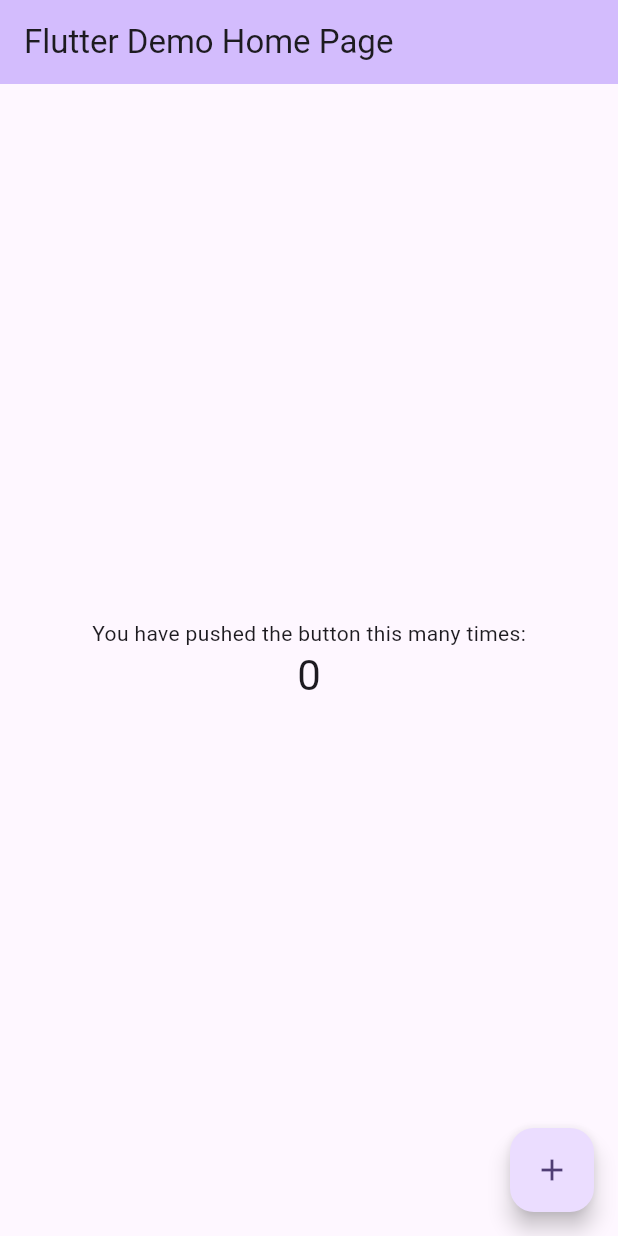
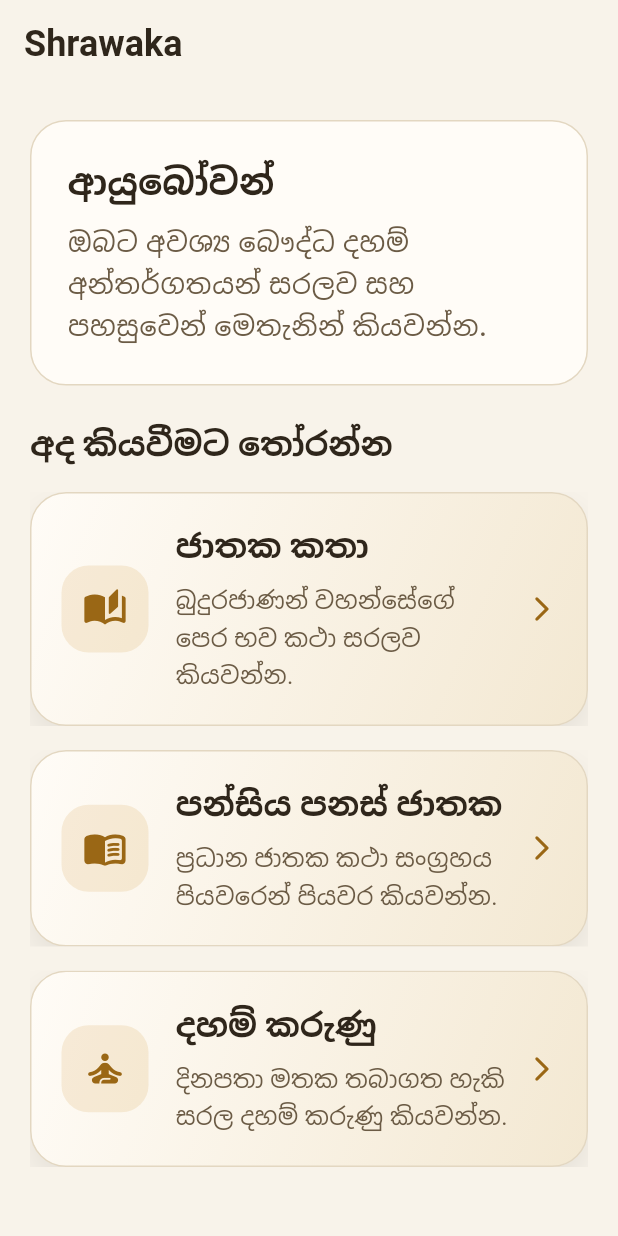
Before and after one commit to Sakilalakmal/Shrawaka, a Flutter app: the screen it shows after launch, on a phone screen of 412 x 824 dp. Run offline on Flutter 3.47's test engine with Material 3 defaults, Android fonts, the phone set to English and light mode, and no system bars; our stand-ins replace firebase_core; accounts and stored records are empty.

Commit message:
Implement initial version of Shrawaka app with splash and home screens, Firebase integration, and theming

```diff
--- /dev/null
+++ b/lib/app/app.dart
@@ -0,0 +1,20 @@
+import 'package:flutter/material.dart';
+import 'package:shrawaka/app/router/app_router.dart';
+import 'package:shrawaka/app/router/app_routes.dart';
+import 'package:shrawaka/app/theme/app_theme.dart';
+import 'package:shrawaka/core/constants/app_strings.dart';
+
+class ShrawakaApp extends StatelessWidget {
+  const ShrawakaApp({super.key});
+
+  @override
+  Widget build(BuildContext context) {
+    return MaterialApp(
+      title: AppStrings.appName,
+      debugShowCheckedModeBanner: false,
+      theme: AppTheme.light(),
+      initialRoute: AppRoutes.splash,
+      onGenerateRoute: AppRouter.onGenerateRoute,
+    );
+  }
+}
--- /dev/null
+++ b/lib/app/router/app_router.dart
@@ -0,0 +1,26 @@
+import 'package:flutter/material.dart';
+import 'package:shrawaka/app/router/app_routes.dart';
+import 'package:shrawaka/features/home/presentation/screens/home_screen.dart';
+import 'package:shrawaka/features/splash/presentation/screens/splash_screen.dart';
+
+abstract final class AppRouter {
+  static Route<dynamic> onGenerateRoute(RouteSettings settings) {
+    switch (settings.name) {
+      case AppRoutes.splash:
+        return MaterialPageRoute<void>(
+          builder: (_) => const SplashScreen(),
+          settings: settings,
+        );
+      case AppRoutes.home:
+        return MaterialPageRoute<void>(
+          builder: (_) => const HomeScreen(),
+          settings: settings,
+        );
+      default:
+        return MaterialPageRoute<void>(
+          builder: (_) => const SplashScreen(),
+          settings: settings,
+        );
+    }
+  }
+}
--- /dev/null
+++ b/lib/app/router/app_routes.dart
@@ -0,0 +1,4 @@
+abstract final class AppRoutes {
+  static const String splash = '/';
+  static const String home = '/home';
+}
--- /dev/null
+++ b/lib/app/theme/app_colors.dart
@@ -0,0 +1,13 @@
+import 'package:flutter/material.dart';
+
+abstract final class AppColors {
+  static const Color background = Color(0xFFF8F3EA);
+  static const Color surface = Color(0xFFFFFCF7);
+  static const Color surfaceSoft = Color(0xFFF3E8D2);
+  static const Color primary = Color(0xFFC98A22);
+  static const Color primaryDeep = Color(0xFF9A6715);
+  static const Color textPrimary = Color(0xFF2F261B);
+  static const Color textSecondary = Color(0xFF6B5B45);
+  static const Color border = Color(0xFFE3D7C1);
+  static const Color shadow = Color(0x14000000);
+}
--- /dev/null
+++ b/lib/core/constants/app_constants.dart
@@ -0,0 +1,9 @@
+abstract final class AppConstants {
+  static const Duration splashDuration = Duration(seconds: 2);
+  static const double screenHorizontalPadding = 20;
+  static const double screenVerticalPadding = 24;
+  static const double sectionSpacing = 24;
+  static const double cardSpacing = 16;
+  static const double cardMinHeight = 122;
+  static const double cardRadius = 24;
+}
--- /dev/null
+++ b/lib/core/constants/app_strings.dart
@@ -0,0 +1,10 @@
+abstract final class AppStrings {
+  static const String appName = 'Shrawaka';
+  static const String splashTagline = 'සාමයෙන් දහම් කියවීම සඳහා';
+  static const String homeGreeting = 'ආයුබෝවන්';
+  static const String homeIntro =
+      'ඔබට අවශ්‍ය බෞද්ධ දහම් අන්තර්ගතයන් සරලව සහ පහසුවෙන් මෙතැනින් කියවන්න.';
+  static const String homeSectionTitle = 'අද කියවීමට තෝරන්න';
+  static const String homeCardHint = 'ඉදිරියේදී විවෘත වේ';
+  static const String homeFeedbackSuffix = 'අංශය ඉදිරියේදී එක් කෙරේ.';
+}
--- /dev/null
+++ b/lib/features/home/models/home_category.dart
@@ -0,0 +1,13 @@
+import 'package:flutter/material.dart';
+
+class HomeCategory {
+  const HomeCategory({
+    required this.title,
+    required this.subtitle,
+    required this.icon,
+  });
+
+  final String title;
+  final String subtitle;
+  final IconData icon;
+}
--- /dev/null
+++ b/lib/features/home/presentation/screens/home_screen.dart
@@ -0,0 +1,99 @@
+import 'package:flutter/material.dart';
+import 'package:shrawaka/app/theme/app_colors.dart';
+import 'package:shrawaka/core/constants/app_constants.dart';
+import 'package:shrawaka/core/constants/app_strings.dart';
+import 'package:shrawaka/features/home/models/home_category.dart';
+import 'package:shrawaka/features/home/presentation/widgets/home_category_card.dart';
+
+class HomeScreen extends StatelessWidget {
+  const HomeScreen({super.key});
+
+  static const List<HomeCategory> _categories = [
+    HomeCategory(
+      title: 'ජාතක කතා',
+      subtitle: 'බුදුරජාණන් වහන්සේගේ පෙර භව කථා සරලව කියවන්න.',
+      icon: Icons.auto_stories_rounded,
+    ),
+    HomeCategory(
+      title: 'පන්සිය පනස් ජාතක',
+      subtitle: 'ප්‍රධාන ජාතක කථා සංග්‍රහය පියවරෙන් පියවර කියවන්න.',
+      icon: Icons.menu_book_rounded,
+    ),
+    HomeCategory(
+      title: 'දහම් කරුණු',
+      subtitle: 'දිනපතා මතක තබාගත හැකි සරල දහම් කරුණු කියවන්න.',
+      icon: Icons.self_improvement_rounded,
+    ),
+  ];
+
+  @override
+  Widget build(BuildContext context) {
+    final theme = Theme.of(context);
+
+    return Scaffold(
+      appBar: AppBar(title: const Text(AppStrings.appName)),
+      body: SafeArea(
+        child: SingleChildScrollView(
+          padding: const EdgeInsets.fromLTRB(
+            AppConstants.screenHorizontalPadding,
+            AppConstants.screenVerticalPadding,
+            AppConstants.screenHorizontalPadding,
+            AppConstants.screenVerticalPadding,
+          ),
+          child: Column(
+            crossAxisAlignment: CrossAxisAlignment.start,
+            children: [
+              Container(
+                width: double.infinity,
+                padding: const EdgeInsets.all(24),
+                decoration: BoxDecoration(
+                  color: AppColors.surface,
+                  borderRadius: BorderRadius.circular(AppConstants.cardRadius),
+                  border: Border.all(color: AppColors.border),
+                ),
+                child: Column(
+                  crossAxisAlignment: CrossAxisAlignment.start,
+                  children: [
+                    Text(
+                      AppStrings.homeGreeting,
+                      style: theme.textTheme.headlineMedium,
+                    ),
+                    const SizedBox(height: 12),
+                    Text(
+                      AppStrings.homeIntro,
+                      style: theme.textTheme.bodyLarge?.copyWith(
+                        color: AppColors.textSecondary,
+                      ),
+                    ),
+                  ],
+                ),
+              ),
+              const SizedBox(height: AppConstants.sectionSpacing),
+              Text(
+                AppStrings.homeSectionTitle,
+                style: theme.textTheme.titleLarge,
+              ),
+              const SizedBox(height: 16),
+              for (final category in _categories) ...[
+                HomeCategoryCard(
+                  category: category,
+                  onTap: () => _showComingSoonMessage(context, category.title),
+                ),
+                if (category != _categories.last)
+                  const SizedBox(height: AppConstants.cardSpacing),
+              ],
+            ],
+          ),
+        ),
+      ),
+    );
+  }
+
+  void _showComingSoonMessage(BuildContext context, String title) {
+    ScaffoldMessenger.of(context)
+      ..hideCurrentSnackBar()
+      ..showSnackBar(
+        SnackBar(content: Text('$title ${AppStrings.homeFeedbackSuffix}')),
+      );
+  }
+}
--- /dev/null
+++ b/lib/features/home/presentation/widgets/home_category_card.dart
@@ -0,0 +1,95 @@
+import 'package:flutter/material.dart';
+import 'package:shrawaka/app/theme/app_colors.dart';
+import 'package:shrawaka/core/constants/app_constants.dart';
+import 'package:shrawaka/features/home/models/home_category.dart';
+
+class HomeCategoryCard extends StatelessWidget {
+  const HomeCategoryCard({
+    required this.category,
+    required this.onTap,
+    super.key,
+  });
+
+  final HomeCategory category;
+  final VoidCallback onTap;
+
+  @override
+  Widget build(BuildContext context) {
+    final theme = Theme.of(context);
+
+    return Material(
+      color: AppColors.surface,
+      borderRadius: BorderRadius.circular(AppConstants.cardRadius),
+      child: InkWell(
+        onTap: onTap,
+        borderRadius: BorderRadius.circular(AppConstants.cardRadius),
+        child: Ink(
+          decoration: BoxDecoration(
+            borderRadius: BorderRadius.circular(AppConstants.cardRadius),
+            border: Border.all(color: AppColors.border),
+            boxShadow: const [
+              BoxShadow(
+                color: AppColors.shadow,
+                blurRadius: 18,
+                offset: Offset(0, 10),
+              ),
+            ],
+            gradient: const LinearGradient(
+              colors: [AppColors.surface, AppColors.surfaceSoft],
+              begin: Alignment.topLeft,
+              end: Alignment.bottomRight,
+            ),
+          ),
+          child: ConstrainedBox(
+            constraints: const BoxConstraints(
+              minHeight: AppConstants.cardMinHeight,
+            ),
+            child: Padding(
+              padding: const EdgeInsets.all(20),
+              child: Row(
+                children: [
+                  Container(
+                    width: 58,
+                    height: 58,
+                    decoration: BoxDecoration(
+                      color: AppColors.primary.withValues(alpha: 0.14),
+                      borderRadius: BorderRadius.circular(18),
+                    ),
+                    child: Icon(
+                      category.icon,
+                      size: 30,
+                      color: AppColors.primaryDeep,
+                    ),
+                  ),
+                  const SizedBox(width: 18),
+                  Expanded(
+                    child: Column(
+                      crossAxisAlignment: CrossAxisAlignment.start,
+                      mainAxisAlignment: MainAxisAlignment.center,
+                      children: [
+                        Text(category.title, style: theme.textTheme.titleLarge),
+                        const SizedBox(height: 8),
+                        Text(
+                          category.subtitle,
+                          style: theme.textTheme.bodyMedium?.copyWith(
+                            color: AppColors.textSecondary,
+                          ),
+                        ),
+                      ],
+                    ),
+                  ),
+                  const SizedBox(width: 12),
+                  const Icon(
+                    Icons.arrow_forward_ios_rounded,
+                    size: 20,
+                    color: AppColors.primaryDeep,
+                  ),
+                ],
+              ),
+            ),
+          ),
+        ),
+      ),
+    );
+  }
+}
--- a/lib/main.dart
+++ b/lib/main.dart
@@ -1,122 +1,5 @@
-import 'package:flutter/material.dart';
+import 'package:shrawaka/app/bootstrap.dart';
 
 void main() {
-  runApp(const MyApp());
+  bootstrap();
 }
-
-class MyApp extends StatelessWidget {
-  const MyApp({super.key});
-
-  // This widget is the root of your application.
-  @override
-  Widget build(BuildContext context) {
-    return MaterialApp(
-      title: 'Flutter Demo',
-      theme: ThemeData(
-        // This is the theme of your application.
-        //
-        // TRY THIS: Try running your application with "flutter run". You'll see
-        // the application has a purple toolbar. Then, without quitting the app,
-        // try changing the seedColor in the colorScheme below to Colors.green
-        // and then invoke "hot reload" (save your changes or press the "hot
-        // reload" button in a Flutter-supported IDE, or press "r" if you used
-        // the command line to start the app).
-        //
-        // Notice that the counter didn't reset back to zero; the application
-        // state is not lost during the reload. To reset the state, use hot
-        // restart instead.
-        //
-        // This works for code too, not just values: Most code changes can be
-        // tested with just a hot reload.
-        colorScheme: ColorScheme.fromSeed(seedColor: Colors.deepPurple),
-      ),
-      home: const MyHomePage(title: 'Flutter Demo Home Page'),
-    );
-  }
-}
-
-class MyHomePage extends StatefulWidget {
-  const MyHomePage({super.key, required this.title});
-
-  // This widget is the home page of your application. It is stateful, meaning
-  // that it has a State object (defined below) that contains fields that affect
-  // how it looks.
-
-  // This class is the configuration for the state. It holds the values (in this
-  // case the title) provided by the parent (in this case the App widget) and
-  // used by the build method of the State. Fields in a Widget subclass are
-  // always marked "final".
-
-  final String title;
-
-  @override
-  State<MyHomePage> createState() => _MyHomePageState();
-}
-
-class _MyHomePageState extends State<MyHomePage> {
-  int _counter = 0;
-
-  void _incrementCounter() {
-    setState(() {
-      // This call to setState tells the Flutter framework that something has
-      // changed in this State, which causes it to rerun the build method below
-      // so that the display can reflect the updated values. If we changed
-      // _counter without calling setState(), then the build method would not be
-      // called again, and so nothing would appear to happen.
-      _counter++;
-    });
-  }
-
-  @override
-  Widget build(BuildContext context) {
-    // This method is rerun every time setState is called, for instance as done
-    // by the _incrementCounter method above.
-    //
-    // The Flutter framework has been optimized to make rerunning build methods
-    // fast, so that you can just rebuild anything that needs updating rather
-    // than having to individually change instances of widgets.
-    return Scaffold(
-      appBar: AppBar(
-        // TRY THIS: Try changing the color here to a specific color (to
-        // Colors.amber, perhaps?) and trigger a hot reload to see the AppBar
-        // change color while the other colors stay the same.
-        backgroundColor: Theme.of(context).colorScheme.inversePrimary,
-        // Here we take the value from the MyHomePage object that was created by
-        // the App.build method, and use it to set our appbar title.
-        title: Text(widget.title),
-      ),
-      body: Center(
-        // Center is a layout widget. It takes a single child and positions it
-        // in the middle of the parent.
-        child: Column(
-          // Column is also a layout widget. It takes a list of children and
-          // arranges them vertically. By default, it sizes itself to fit its
-          // children horizontally, and tries to be as tall as its parent.
-          //
-          // Column has various properties to control how it sizes itself and
-          // how it positions its children. Here we use mainAxisAlignment to
-          // center the children vertically; the main axis here is the vertical
-          // axis because Columns are vertical (the cross axis would be
-          // horizontal).
-          //
-          // TRY THIS: Invoke "debug painting" (choose the "Toggle Debug Paint"
-          // action in the IDE, or press "p" in the console), to see the
-          // wireframe for each widget.
-          mainAxisAlignment: MainAxisAlignment.center,
-          children: <Widget>[
-            const Text('You have pushed the button this many times:'),
-            Text(
-              '$_counter',
-              style: Theme.of(context).textTheme.headlineMedium,
-            ),
-          ],
-        ),
-      ),
-      floatingActionButton: FloatingActionButton(
-        onPressed: _incrementCounter,
-        tooltip: 'Increment',
-        child: const Icon(Icons.add),
-      ), // This trailing comma makes auto-formatting nicer for build methods.
-    );
-  }
-}
```
Also changed, not shown: lib/app/bootstrap.dart (added, +18 -0 lines), lib/app/theme/app_text_theme.dart (added, +54 -0 lines), lib/app/theme/app_theme.dart (added, +52 -0 lines), lib/features/splash/presentation/screens/splash_screen.dart (added, +87 -0 lines), pubspec.yaml (+3 -72 lines), pubspec.lock, 7 other files.
